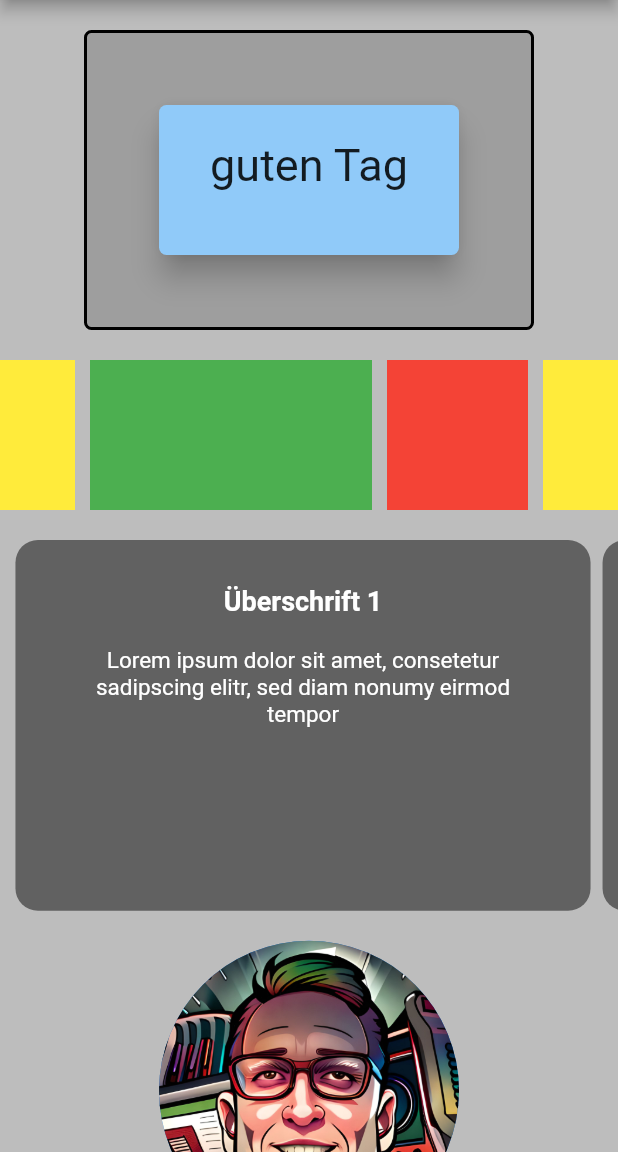
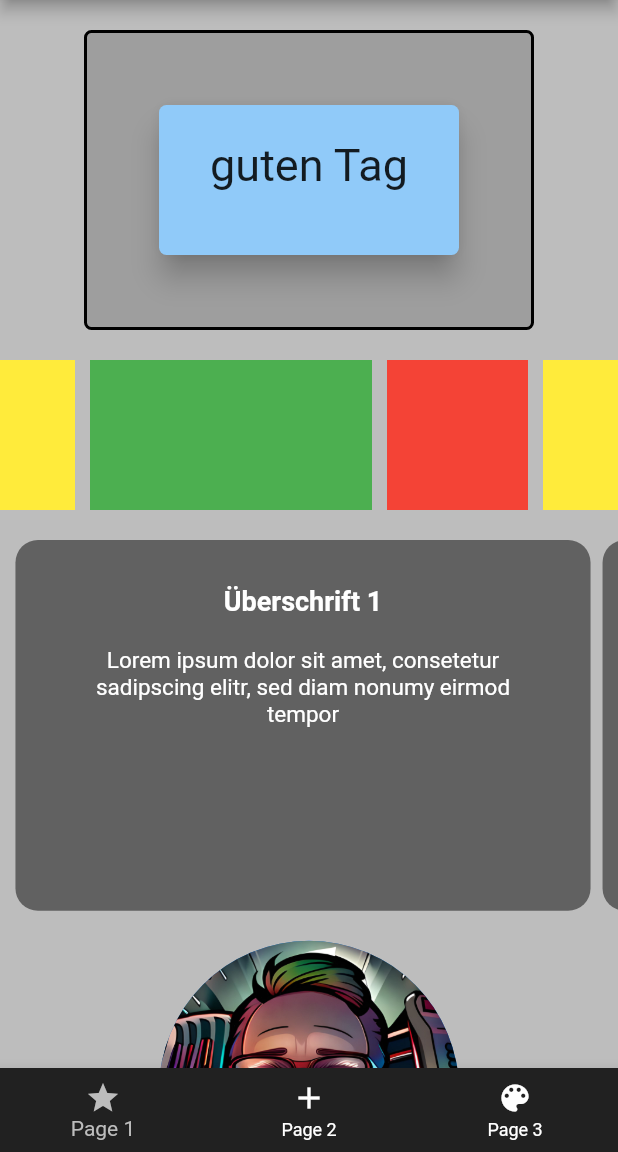
Before and after one commit to markusweiss/flutter-train, a Flutter app: the screen it shows after launch, on a phone screen of 412 x 824 dp, the part 84-1236 px from its top. Run offline on Flutter 3.47's test engine with Material 2 defaults, Android fonts, the phone set to English and light mode, and no system bars; Roboto replaces fonts that are missing (Ruby).

Commit message:
add bottom navigation bar

```diff
--- a/flutter_grundlagen/testapp/lib/presentation/pages/widgets_example_page.dart
+++ b/flutter_grundlagen/testapp/lib/presentation/pages/widgets_example_page.dart
@@ -45,6 +45,16 @@ class WidgetsExamplePage extends StatelessWidget {
           ],
         ),
       ),
+      bottomNavigationBar: BottomNavigationBar(
+          unselectedItemColor: Colors.white,
+          selectedItemColor: Colors.grey[400],
+          backgroundColor: Colors.grey[900],
+          items: const [
+            BottomNavigationBarItem(icon: Icon(Icons.star), label: "Page 1"),
+            BottomNavigationBarItem(icon: Icon(Icons.add), label: "Page 2"),
+            BottomNavigationBarItem(
+                icon: Icon(Icons.color_lens), label: "Page 3"),
+          ]),
     );
   }
 }
```
